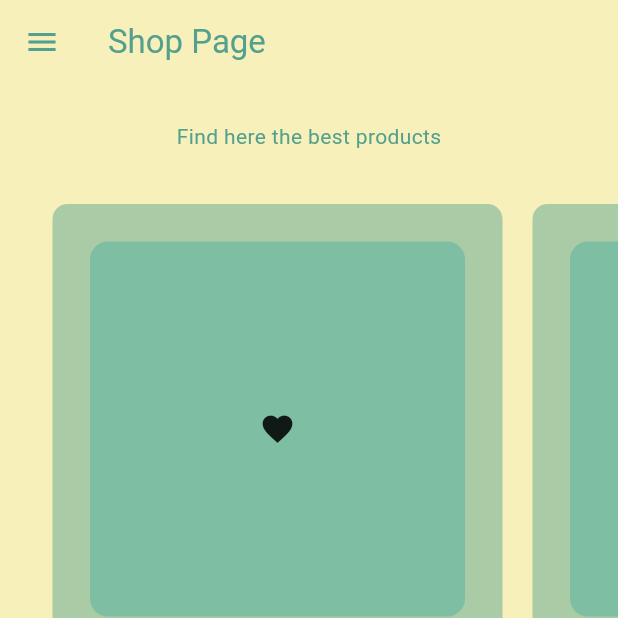
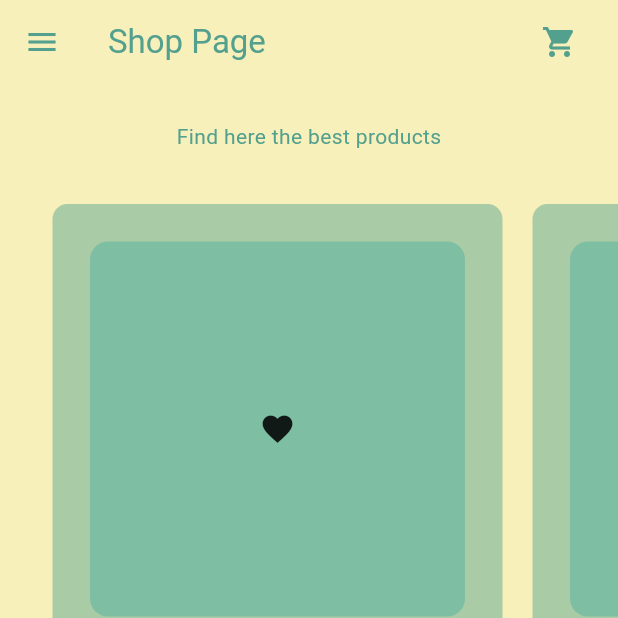
Before and after one commit to RodrigoPestana35/Flutter-Ecommerce-App, a Flutter app: the screen it shows after launch, after a tap on the "arrow forward" icon, on a phone screen of 412 x 824 dp, the top half of it. Run offline on Flutter 3.47's test engine with Material 3 defaults, Android fonts, the phone set to English and light mode, and no system bars.

Commit message:
Refactor UI styling in MyProductTile and ShopPage

```diff
--- /dev/null
+++ b/devtools_options.yaml
@@ -0,0 +1,3 @@
+description: This file stores settings for Dart & Flutter DevTools.
+documentation: https://docs.flutter.dev/tools/devtools/extensions#configure-extension-enablement-states
+extensions:
--- a/lib/main.dart
+++ b/lib/main.dart
@@ -28,7 +28,7 @@ class MyApp extends StatelessWidget {
       routes: {
         '/intro_page': (context) => const IntroPage(),
         '/shop_page': (context) => const ShopPage(),
-        '/cart_page': (context) => const CartPage(),
+        '/cart_page': (context) => CartPage(),
       },
     );
   }
--- a/lib/pages/shop_page.dart
+++ b/lib/pages/shop_page.dart
@@ -18,6 +18,17 @@ class ShopPage extends StatelessWidget {
         backgroundColor: Colors.transparent,
         elevation: 0,
         foregroundColor: Theme.of(context).colorScheme.inversePrimary,
+        actions: [
+          Padding(
+            padding: const EdgeInsets.only(right: 15),
+            child: IconButton(
+              onPressed: () {
+                Navigator.pushNamed(context, '/cart_page');
+              },
+              icon: const Icon(Icons.shopping_cart),
+            ),
+          ),
+        ],
       ),
       drawer: const MyDrawer(),
       backgroundColor: Theme.of(context).colorScheme.surface,
```
Also changed, not shown: lib/pages/cart_page.dart (+16 -2 lines).
